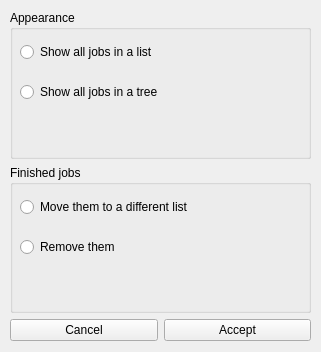
Old version of the form kuiserver/uiserverConfigDialog.ui in the repository KDE/kde-runtime.
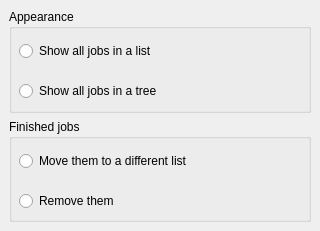
New version of the form.

Diff of the .ui file:
```diff
--- a/kuiserver/uiserverConfigDialog.ui
+++ b/kuiserver/uiserverConfigDialog.ui
@@ -5,25 +5,16 @@
    <rect>
     <x>0</x>
     <y>0</y>
-    <width>321</width>
-    <height>352</height>
+    <width>320</width>
+    <height>231</height>
    </rect>
   </property>
   <property name="windowTitle" >
    <string>Progress Manager - Configuration</string>
   </property>
-  <widget class="QWidget" name="verticalLayout" >
-   <property name="geometry" >
-    <rect>
-     <x>10</x>
-     <y>10</y>
-     <width>301</width>
-     <height>331</height>
-    </rect>
-   </property>
    <layout class="QVBoxLayout" >
     <property name="margin" >
-     <number>0</number>
+    <number>9</number>
     </property>
     <property name="spacing" >
      <number>6</number>
@@ -66,19 +57,6 @@
       <property name="title" >
        <string>Finished jobs</string>
       </property>
-      <widget class="QRadioButton" name="radioMove" >
-       <property name="geometry" >
-        <rect>
-         <x>10</x>
-         <y>30</y>
-         <width>201</width>
-         <height>24</height>
-        </rect>
-       </property>
-       <property name="text" >
-        <string>Move them to a different list</string>
-       </property>
-      </widget>
       <widget class="QRadioButton" name="radioRemove" >
        <property name="geometry" >
         <rect>
@@ -92,34 +70,22 @@
         <string>Remove them</string>
        </property>
       </widget>
-     </widget>
-    </item>
-    <item>
-     <layout class="QHBoxLayout" >
-      <property name="margin" >
-       <number>0</number>
+     <widget class="QRadioButton" name="radioMove" >
+      <property name="geometry" >
+       <rect>
+        <x>10</x>
+        <y>30</y>
+        <width>201</width>
+        <height>24</height>
+       </rect>
       </property>
-      <property name="spacing" >
-       <number>6</number>
-      </property>
-      <item>
-       <widget class="QPushButton" name="buttonCancel" >
         <property name="text" >
-         <string>Cancel</string>
-        </property>
-       </widget>
-      </item>
-      <item>
-       <widget class="QPushButton" name="buttonAccept" >
-        <property name="text" >
-         <string>Accept</string>
-        </property>
+       <string>Move them to a different list</string>
+      </property>
+     </widget>
        </widget>
       </item>
      </layout>
-    </item>
-   </layout>
-  </widget>
  </widget>
  <resources/>
  <connections/>
```
Lines whose indentation alone changed are shown as unchanged.
